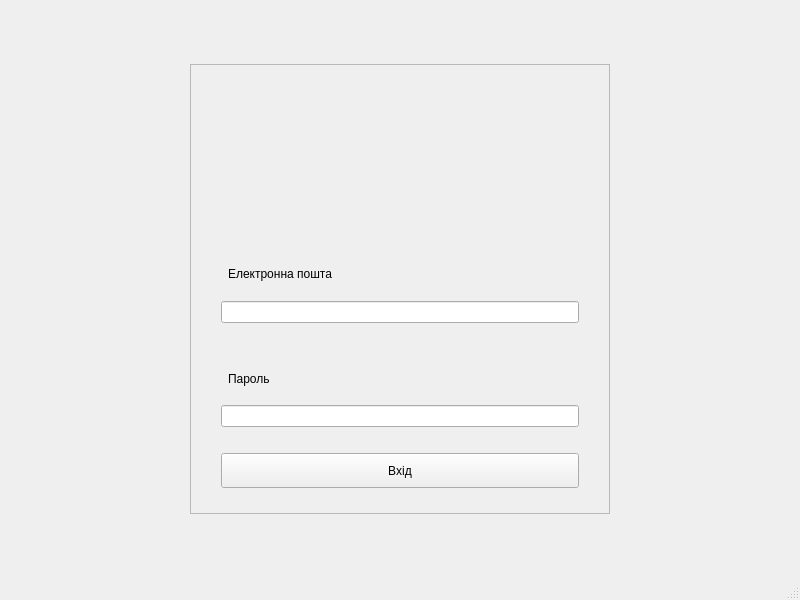
Above: mainwindow.ui from lopez1k/kursova before the change. Below: the same form after it.
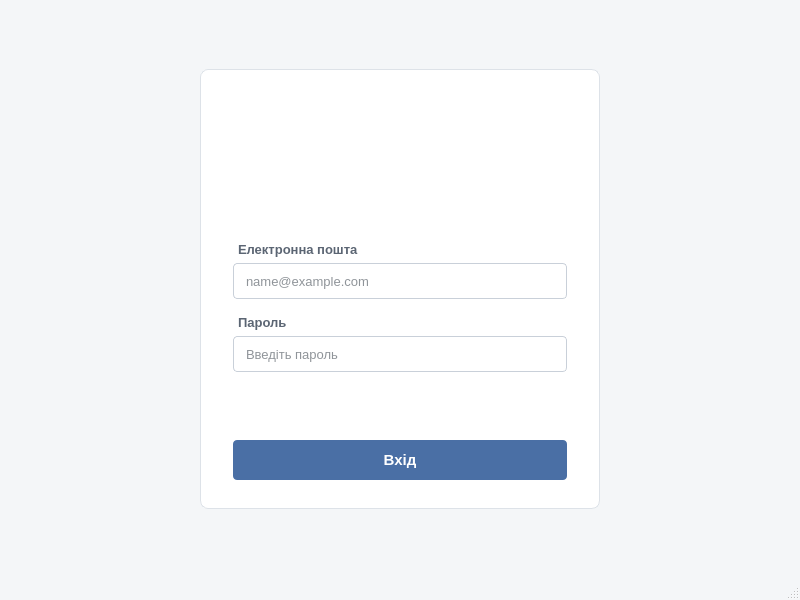
That is the form after the change. Icons and pictures are not drawn.

Commit message: enhance ui: colors, cars' cards

What changed in the file:
```diff
--- a/mainwindow.ui
+++ b/mainwindow.ui
@@ -13,40 +13,69 @@
   <property name="windowTitle">
    <string>Оренда авто</string>
   </property>
+  <property name="styleSheet">
+   <string notr="true">
+QWidget { font-family: &quot;Segoe UI&quot;; font-size: 10pt; color: #1F2933; }
+QMainWindow, QWidget#centralwidget { background: #F4F6F8; }
+QMenuBar, QStatusBar { background: #F4F6F8; border: none; }
+
+/* ---- Картка входу ---- */
+QFrame#frame { background: #FFFFFF; border: 1px solid #DDE2E8; border-radius: 8px; }
+QFrame#frame QLabel { background: transparent; border: none; }
+QLabel#label, QLabel#label_2 { color: #5B6573; font-weight: 600; padding-left: 2px; }
+
+/* ---- Поля ---- */
+QLineEdit {
+    background: #FFFFFF; border: 1px solid #C9D0D9; border-radius: 4px;
+    padding: 7px 10px; min-height: 20px; selection-background-color: #4A6FA5;
+}
+QLineEdit:hover { border-color: #A9B8CC; }
+QLineEdit:focus { border-color: #4A6FA5; }
+
+/* ---- Кнопка входу ---- */
+QPushButton#pushButton {
+    background: #4A6FA5; color: #FFFFFF; border: none; border-radius: 4px;
+    padding: 9px 14px; font-size: 11pt; font-weight: 600;
+}
+QPushButton#pushButton:hover   { background: #3F5F8F; }
+QPushButton#pushButton:pressed { background: #34507A; }
+QPushButton#pushButton:disabled { background: #A9B8CC; }
+</string>
+  </property>
   <widget class="QWidget" name="centralwidget">
    <layout class="QGridLayout" name="gridLayout">
     <item row="0" column="0">
      <widget class="QFrame" name="frame">
       <property name="minimumSize">
        <size>
-        <width>420</width>
-        <height>450</height>
+        <width>400</width>
+        <height>440</height>
        </size>
       </property>
       <property name="maximumSize">
        <size>
-        <width>420</width>
-        <height>450</height>
+        <width>400</width>
+        <height>440</height>
        </size>
       </property>
       <property name="frameShape">
-       <enum>QFrame::Shape::StyledPanel</enum>
-      </property>
-      <property name="frameShadow">
-       <enum>QFrame::Shadow::Raised</enum>
+       <enum>QFrame::Shape::NoFrame</enum>
       </property>
       <layout class="QVBoxLayout" name="mainFrameLayout">
+       <property name="spacing">
+        <number>0</number>
+       </property>
        <property name="leftMargin">
-        <number>30</number>
+        <number>32</number>
        </property>
        <property name="topMargin">
-        <number>25</number>
+        <number>28</number>
        </property>
        <property name="rightMargin">
-        <number>30</number>
+        <number>32</number>
        </property>
        <property name="bottomMargin">
-        <number>25</number>
+        <number>28</number>
        </property>
        <item>
         <layout class="QHBoxLayout" name="logoContainer">
@@ -67,14 +96,14 @@
           <widget class="QLabel" name="logoLabel">
            <property name="minimumSize">
             <size>
-             <width>130</width>
-             <height>130</height>
+             <width>120</width>
+             <height>120</height>
             </size>
            </property>
            <property name="maximumSize">
             <size>
-             <width>130</width>
-             <height>130</height>
+             <width>120</width>
+             <height>120</height>
             </size>
            </property>
            <property name="text">
@@ -98,7 +127,7 @@
            </property>
            <property name="sizeHint" stdset="0">
             <size>
-             <width>40</width>
+             <width>30</width>
              <height>20</height>
             </size>
            </property>
@@ -117,7 +146,7 @@
          <property name="sizeHint" stdset="0">
           <size>
            <width>20</width>
-           <height>10</height>
+           <height>24</height>
           </size>
          </property>
         </spacer>
@@ -125,21 +154,21 @@
        <item>
         <layout class="QVBoxLayout" name="emailGroup">
          <property name="spacing">
-          <number>4</number>
+          <number>6</number>
          </property>
          <item>
           <widget class="QLabel" name="label">
-           <property name="styleSheet">
-            <string notr="true">padding-left: 4px;
-margin-top: 15px;</string>
-           </property>
            <property name="text">
             <string>Електронна пошта</string>
            </property>
           </widget>
          </item>
          <item>
-          <widget class="QLineEdit" name="emailInput"/>
+          <widget class="QLineEdit" name="emailInput">
+           <property name="placeholderText">
+            <string>name@example.com</string>
+           </property>
+          </widget>
          </item>
         </layout>
        </item>
@@ -154,7 +183,7 @@
          <property name="sizeHint" stdset="0">
           <size>
            <width>20</width>
-           <height>12</height>
+           <height>16</height>
           </size>
          </property>
         </spacer>
@@ -162,14 +191,10 @@
        <item>
         <layout class="QVBoxLayout" name="passwordGroup">
          <property name="spacing">
-          <number>4</number>
+          <number>6</number>
          </property>
          <item>
           <widget class="QLabel" name="label_2">
-           <property name="styleSheet">
-            <string notr="true">padding-left: 4px;
-margin-top: 15px;</string>
-           </property>
            <property name="text">
             <string>Пароль</string>
            </property>
@@ -180,6 +205,9 @@
            <property name="echoMode">
             <enum>QLineEdit::EchoMode::Password</enum>
            </property>
+           <property name="placeholderText">
+            <string>Введіть пароль</string>
+           </property>
           </widget>
          </item>
         </layout>
@@ -190,12 +218,12 @@
           <enum>Qt::Orientation::Vertical</enum>
          </property>
          <property name="sizeType">
-          <enum>QSizePolicy::Policy::Fixed</enum>
+          <enum>QSizePolicy::Policy::Expanding</enum>
          </property>
          <property name="sizeHint" stdset="0">
           <size>
            <width>20</width>
-           <height>20</height>
+           <height>24</height>
           </size>
          </property>
         </spacer>
@@ -205,7 +233,7 @@
          <property name="minimumSize">
           <size>
            <width>0</width>
-           <height>35</height>
+           <height>40</height>
           </size>
          </property>
          <property name="text">
```
Left out of the diff: 12 changed lines with no effect on the pictures. The commit also changes 6 other files.
